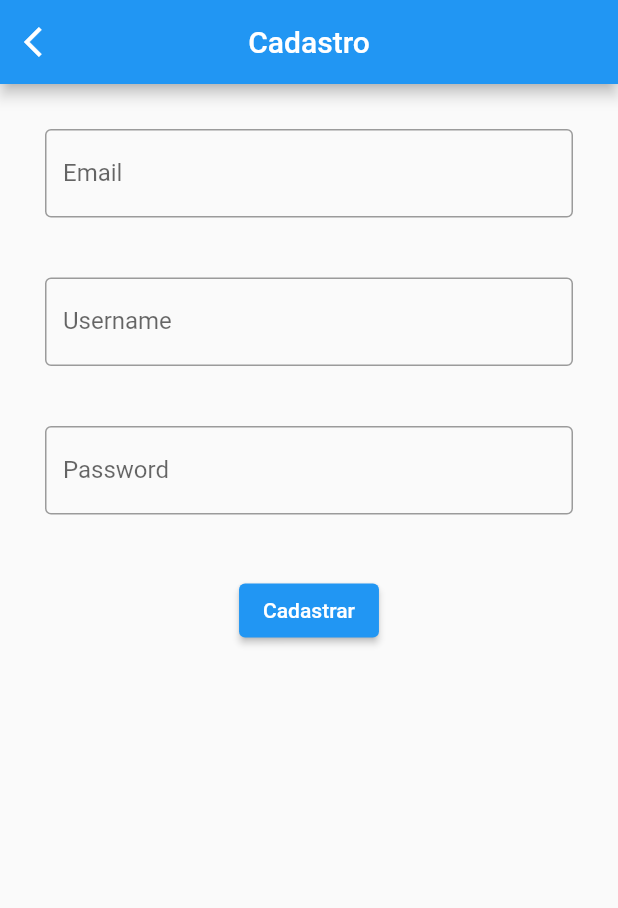
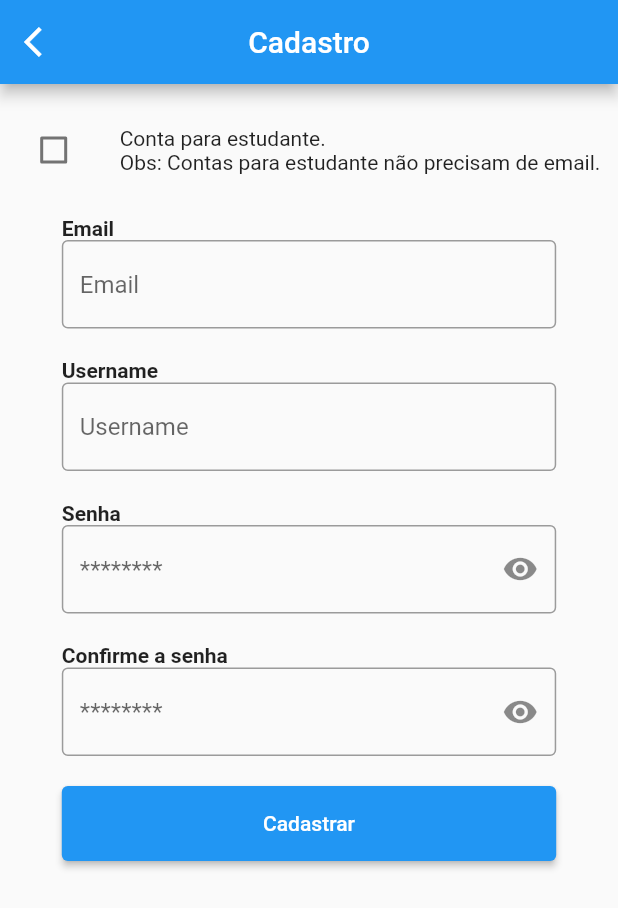
Before and after one commit to N0tFake/Akwen---projeto, a Flutter app: the RegistrationPage screen opened by its route, on a phone screen of 412 x 824 dp. Shown: the top 908 px of the screen. Run offline on Flutter 3.47's test engine with Material 2 defaults, Android fonts, the phone set to English and light mode, and no system bars; our stand-ins replace another_flushbar, cloud_firestore, firebase_auth, firebase_core, flutter_mobx, flutter_modular and 1 more; accounts and stored records are empty; generated files the repository leaves out were written again.

Commit message:
Correções na pagina de cadastro
- Adicionado opc para conta de estudante
- Repaginação
- Adicionada funcionalidade nos campos de senhas

```diff
--- a/lib/app/modulos/login/components/buttons/button_login.dart
+++ b/lib/app/modulos/login/components/buttons/button_login.dart
@@ -13,7 +13,6 @@ class ButtonLogin extends StatelessWidget {
   @override
   Widget build(BuildContext context) {
     final LoginStore store = Modular.get();
-    Services service = Modular.get();
 
     final Size screen = MediaQuery.of(context).size;
     return Observer(builder: (_) {
@@ -22,7 +21,7 @@ class ButtonLogin extends StatelessWidget {
         child: Container(
           decoration: BoxDecoration(
               color: Colors.green, borderRadius: BorderRadius.circular(10)),
-          width: screen.width * 0.4,
+          width: screen.width * 0.8,
           height: screen.height * 0.06,
           child: Center(child: Text(name)),
         ),
--- a/lib/app/modulos/registration/registration_page.dart
+++ b/lib/app/modulos/registration/registration_page.dart
@@ -18,6 +18,7 @@ class RegistrationPageState extends State<RegistrationPage> {
 
   @override
   Widget build(BuildContext context) {
+    final Size screen = MediaQuery.of(context).size;
     return Scaffold(
       appBar: AppBar(
         title: const Text('Cadastro'),
@@ -27,50 +28,151 @@ class RegistrationPageState extends State<RegistrationPage> {
           onPressed: () => Modular.to.navigate('/login'),
         ),
       ),
-      body: Padding(
-        padding: const EdgeInsets.all(30.0),
-        child: Column(
+      body: Column(
+        crossAxisAlignment: CrossAxisAlignment.center,
+        children: [
+          _columnSpace(),
+          Row(
+            mainAxisAlignment: MainAxisAlignment.center,
             children: [
               Observer(builder: (_) {
-              return TextFormField(
+                return Checkbox(
+                    value: store.isStudent,
+                    onChanged: (bool? value) {
+                      store.setIsStudent(value);
+                    });
+              }),
+              const SizedBox(
+                width: 20,
+              ),
+              const Text(
+                  'Conta para estudante. \nObs: Contas para estudante não precisam de email.'),
+            ],
+          ),
+          _columnSpace(),
+          Column(
+            crossAxisAlignment: CrossAxisAlignment.start,
+            children: [
+              Observer(builder: (_) {
+                return Text(
+                  'Email',
+                  style: TextStyle(
+                      fontWeight: FontWeight.bold,
+                      color: store.isStudent ? Colors.grey : null),
+                );
+              }),
+              Observer(builder: (_) {
+                return SizedBox(
+                  width: screen.width * 0.8,
+                  child: TextFormField(
+                    enabled: !store.isStudent,
                     decoration: const InputDecoration(
-                  labelText: 'Email',
+                      hintText: 'Email',
                       border: OutlineInputBorder(),
                     ),
                     onChanged: store.setEmail,
+                  ),
                 );
               }),
-            const SizedBox(height: 40),
+            ],
+          ),
+          _columnSpace(),
+          Column(
+            crossAxisAlignment: CrossAxisAlignment.start,
+            children: [
+              const Text(
+                'Username',
+                style: TextStyle(fontWeight: FontWeight.bold),
+              ),
               Observer(builder: (_) {
-              return TextFormField(
+                return SizedBox(
+                  width: screen.width * 0.8,
+                  child: TextFormField(
                     decoration: const InputDecoration(
-                  labelText: 'Username',
+                      hintText: 'Username',
                       border: OutlineInputBorder(),
                     ),
-                onChanged: store.setUsername,
+                    onChanged: store.setEmail,
+                  ),
                 );
               }),
-            const SizedBox(height: 40),
+            ],
+          ),
+          _columnSpace(),
+          Column(
+            crossAxisAlignment: CrossAxisAlignment.start,
+            children: [
+              const Text(
+                'Senha',
+                style: TextStyle(fontWeight: FontWeight.bold),
+              ),
               Observer(builder: (_) {
-              return TextFormField(
-                decoration: const InputDecoration(
-                  labelText: 'Password',
-                  border: OutlineInputBorder(),
+                return SizedBox(
+                  width: screen.width * 0.8,
+                  child: TextFormField(
+                    decoration: InputDecoration(
+                        hintText: '********',
+                        border: const OutlineInputBorder(),
+                        suffixIcon: IconButton(
+                          onPressed: () =>
+                              store.setHintPassword(!store.hintPassword),
+                          icon: Icon(store.hintPassword
+                              ? Icons.visibility
+                              : Icons.visibility_off),
+                        )),
+                    obscureText: store.hintPassword,
+                    onChanged: store.setEmail,
                   ),
-                onChanged: store.setPassword,
                 );
               }),
-
-            const SizedBox(height: 40,),
+            ],
+          ),
+          _columnSpace(),
+          Column(
+            crossAxisAlignment: CrossAxisAlignment.start,
+            children: [
+              const Text(
+                'Confirme a senha',
+                style: TextStyle(fontWeight: FontWeight.bold),
+              ),
+              Observer(builder: (_) {
+                return SizedBox(
+                  width: screen.width * 0.8,
+                  child: TextFormField(
+                    decoration: InputDecoration(
+                        hintText: '********',
+                        border: const OutlineInputBorder(),
+                        suffixIcon: IconButton(
+                            onPressed: () => store.sethintConfirmPassword(
+                                !store.hintConfirmPassword),
+                            icon: Icon(store.hintConfirmPassword
+                                ? Icons.visibility
+                                : Icons.visibility_off))),
+                    obscureText: store.hintConfirmPassword,
+                    onChanged: store.setEmail,
+                  ),
+                );
+              }),
+            ],
+          ),
+          _columnSpace(),
           Observer(builder: (_) {
             return ElevatedButton(
-                onPressed: () => service.cadastrarUser(store.email, store.username, store.password),
+              style: ElevatedButton.styleFrom(
+                  fixedSize: Size(screen.width * 0.8, 50)),
+              onPressed: () => service.cadastrarUser(
+                  store.email, store.username, store.password),
               child: const Text('Cadastrar'),
             );
           }),
         ],
       ),
-      ),
+    );
+  }
+
+  Widget _columnSpace() {
+    return const SizedBox(
+      height: 20,
     );
   }
 }
```
Also changed, not shown: lib/app/modulos/login/login_page.dart (+39 -35 lines), lib/app/modulos/registration/registration_store.dart (+15 -0 lines), lib/app/modulos/registration/registration_store.g.dart. Lines whose indentation alone changed are shown as unchanged.
